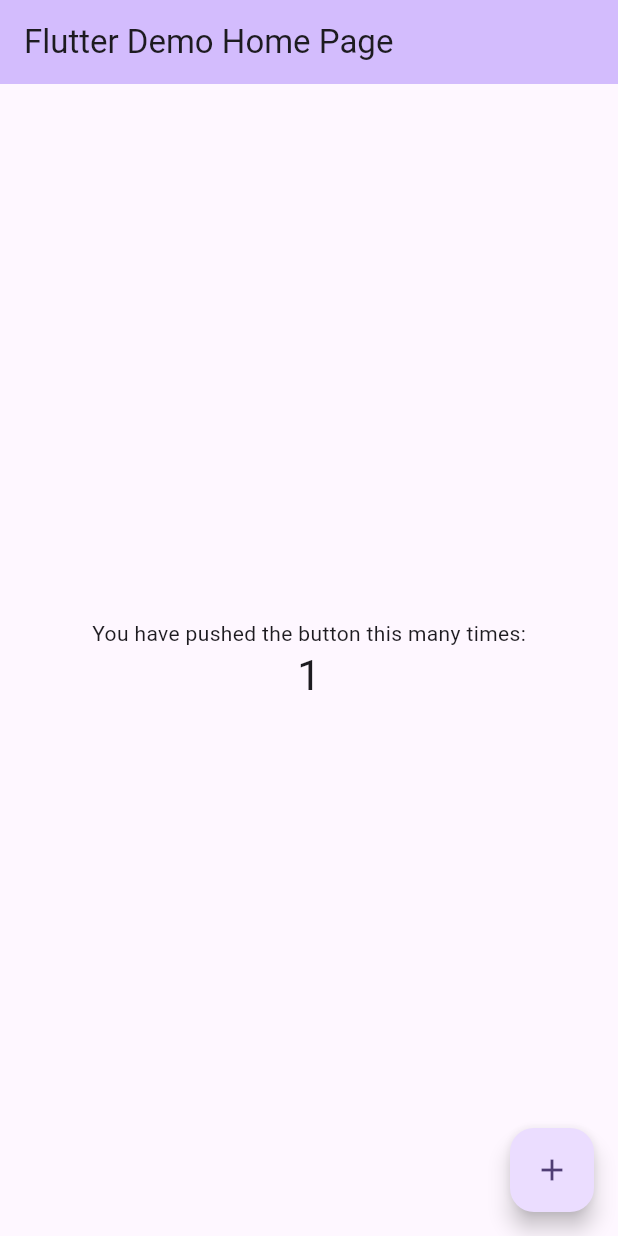
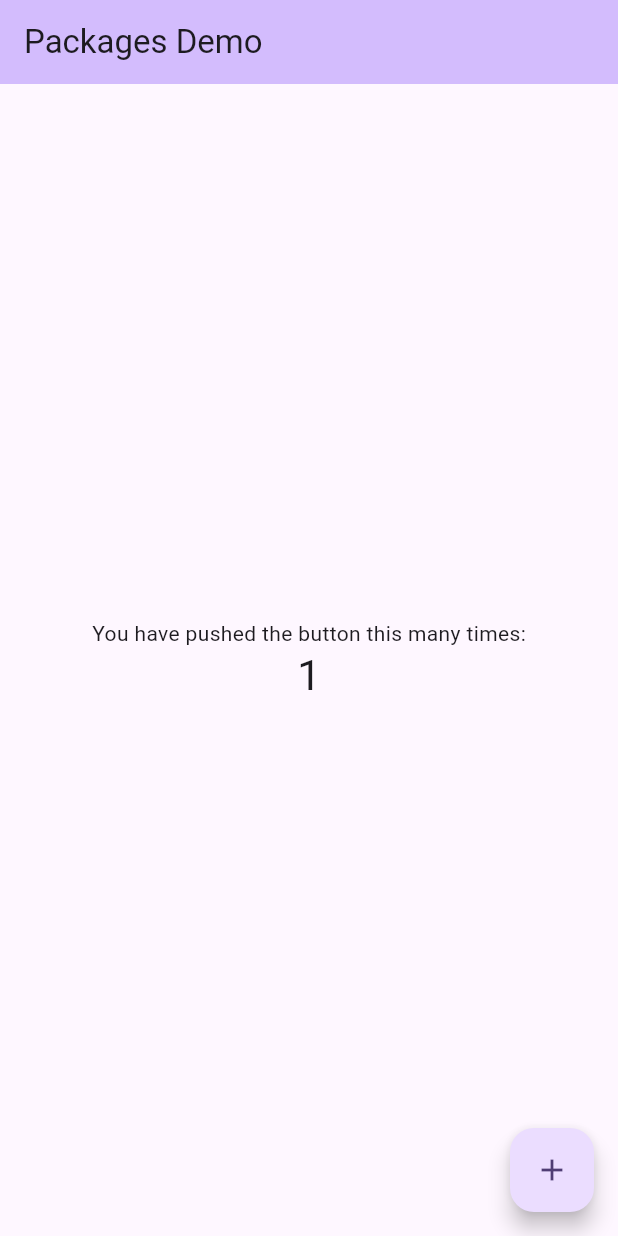
Before and after one commit to ClementPeter/packages_demo, a Flutter app: the MyHomePage screen opened directly, after a tap on the "add" icon, on a phone screen of 412 x 824 dp. Run offline on Flutter 3.47's test engine with Material 2 defaults, Android fonts, the phone set to English and light mode, and no system bars.

Commit message:
first commit

```diff
--- a/lib/main.dart
+++ b/lib/main.dart
@@ -1,4 +1,5 @@
 import 'package:flutter/material.dart';
+import 'package:packages_demo/homepage.dart';
 
 void main() {
   runApp(const MyApp());
@@ -10,60 +11,12 @@ class MyApp extends StatelessWidget {
   @override
   Widget build(BuildContext context) {
     return MaterialApp(
-      title: 'Flutter Demo',
+      title: 'Packages Demo',
       theme: ThemeData(
         colorScheme: ColorScheme.fromSeed(seedColor: Colors.deepPurple),
         useMaterial3: true,
       ),
-      home: const MyHomePage(title: 'Flutter Demo Home Page'),
+      home: const MyHomePage(title: 'Packages Demo'),
     );
   }
 }
-
-class MyHomePage extends StatefulWidget {
-  const MyHomePage({super.key, required this.title});
-
-  final String title;
-
-  @override
-  State<MyHomePage> createState() => _MyHomePageState();
-}
-
-class _MyHomePageState extends State<MyHomePage> {
-  int _counter = 0;
-
-  void _incrementCounter() {
-    setState(() {
-      _counter++;
-    });
-  }
-
-  @override
-  Widget build(BuildContext context) {
-    return Scaffold(
-      appBar: AppBar(
-        backgroundColor: Theme.of(context).colorScheme.inversePrimary,
-        title: Text(widget.title),
-      ),
-      body: Center(
-        child: Column(
-          mainAxisAlignment: MainAxisAlignment.center,
-          children: <Widget>[
-            const Text(
-              'You have pushed the button this many times:',
-            ),
-            Text(
-              '$_counter',
-              style: Theme.of(context).textTheme.headlineMedium,
-            ),
-          ],
-        ),
-      ),
-      floatingActionButton: FloatingActionButton(
-        onPressed: _incrementCounter,
-        tooltip: 'Increment',
-        child: const Icon(Icons.add),
-      ),
-    );
-  }
-}
--- a/pubspec.yaml
+++ b/pubspec.yaml
@@ -35,6 +35,7 @@ dependencies:
   # The following adds the Cupertino Icons font to your application.
   # Use with the CupertinoIcons class for iOS style icons.
   cupertino_icons: ^1.0.2
+  smooth_page_indicator: ^1.1.0
 
 dev_dependencies:
   flutter_test:
```
Also changed, not shown: pubspec.lock.
